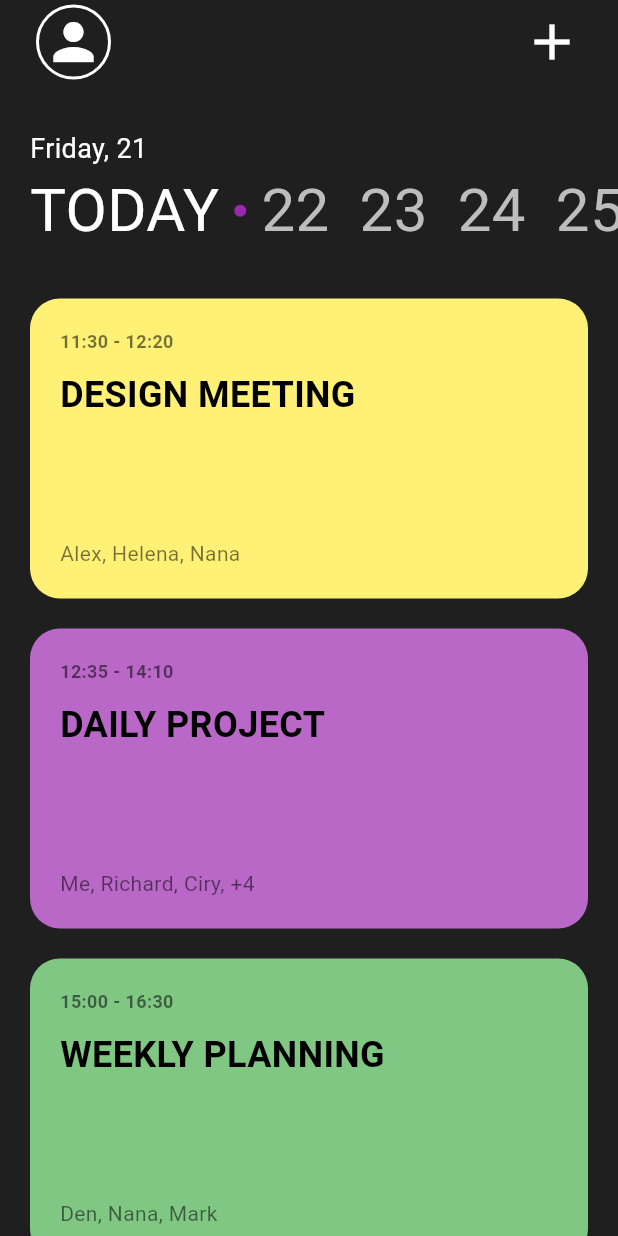
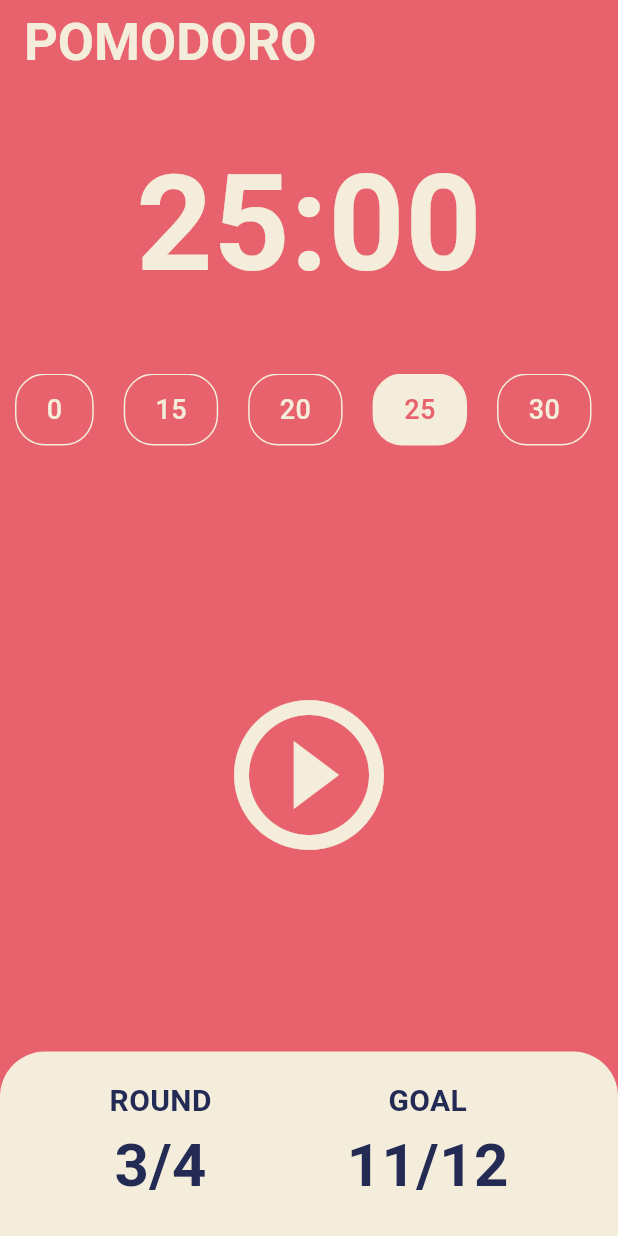
Before and after one commit to heoeunseo08/flutterchallenge, a Flutter app: the screen it shows after launch, on a phone screen of 412 x 824 dp. Run offline on Flutter 3.47's test engine with Material 3 defaults, Android fonts, the light colour scheme and no system bars.

Commit message:
day11- pomodoro

```diff
--- a/lib/main.dart
+++ b/lib/main.dart
@@ -11,6 +11,15 @@ class MyApp extends StatelessWidget {
   @override
   Widget build(BuildContext context) {
     return MaterialApp(
+      theme: ThemeData(
+        scaffoldBackgroundColor: const Color(0xFFE7626C),
+        textTheme: TextTheme(
+          headlineLarge: TextStyle(
+            color: Color(0xFF232B55),
+          ),
+        ),
+        cardColor: Color(0xFFF4EDDB),
+      ),
       home: HomeScreen(),
     );
   }
--- a/lib/screen/home_screen.dart
+++ b/lib/screen/home_screen.dart
@@ -1,137 +1,303 @@
+import 'dart:async';
 import 'package:flutter/material.dart';
-import 'package:intl/intl.dart';
-import 'package:flutterchallenge/widgets/dateListWidget.dart';
 
-class HomeScreen extends StatelessWidget {
-  HomeScreen({super.key});
-  final now = DateTime.now();
+class HomeScreen extends StatefulWidget {
+  const HomeScreen({super.key});
 
-  // Example list of events
-  final List<Map<String, dynamic>> events = [
-    {
-      "title": "DESIGN MEETING",
-      "startTime": "11:30",
-      "endTime": "12:20",
-      "participants": ["Alex", "Helena", "Nana"],
-      "color": Color(0xFFFFF176), // Yellow
-    },
-    {
-      "title": "DAILY PROJECT",
-      "startTime": "12:35",
-      "endTime": "14:10",
-      "participants": ["Me", "Richard", "Ciry", "+4"],
-      "color": Color(0xFFBA68C8), // Purple
-    },
-    {
-      "title": "WEEKLY PLANNING",
-      "startTime": "15:00",
-      "endTime": "16:30",
-      "participants": ["Den", "Nana", "Mark"],
-      "color": Color(0xFF81C784), // Green
-    },
-  ];
+  @override
+  State<HomeScreen> createState() => _HomeScreenState();
+}
+
+class _HomeScreenState extends State<HomeScreen> {
+  final List<int> timeOptions = [5, 900, 1200, 1500, 1800, 2100];
+  int startTime = 1500;
+  int breakTime = 300;
+  int totalSeconds = 0;
+  bool isRunning = false;
+  bool isBreaking = false;
+  int round = 3;
+  int goal = 11;
+  Timer? timer;
+
+  @override
+  void initState() {
+    super.initState();
+    totalSeconds = startTime;
+  }
+
+  void onTick(Timer timer) {
+    if (totalSeconds == 0) {
+      timer.cancel();
+      setState(() {
+        if (isBreaking) {
+          // 휴식이 끝나면 작업 시간으로 전환하고 타이머 멈춤
+          isBreaking = false;
+          totalSeconds = startTime;
+          isRunning = false;
+        } else {
+          // 작업이 끝나면 휴식 시간으로 전환하고 자동으로 휴식 타이머 시작
+          isBreaking = true;
+          totalSeconds = breakTime;
+          if (round == 3) {
+            round = 0;
+            if (goal == 11) {
+              goal = 0;
+            } else {
+              goal += 1;
+            }
+          } else {
+            round += 1;
+          }
+          // 자동으로 휴식 타이머 시작
+          timer = Timer.periodic(Duration(seconds: 1), onTick);
+        }
+      });
+    } else {
+      setState(() {
+        totalSeconds -= 1;
+      });
+    }
+  }
+
+  void onStartPressed() {
+    if (!isRunning) {
+      if (!isBreaking && totalSeconds == 0) {
+        totalSeconds = startTime;
+      }
+      timer = Timer.periodic(Duration(seconds: 1), onTick);
+      setState(() {
+        isRunning = true;
+      });
+    }
+  }
+
+  void onPausePressed() {
+    if (timer != null && timer!.isActive) {
+      timer!.cancel();
+    }
+    setState(() {
+      isRunning = false;
+    });
+  }
+
+  void onResetPressed() {
+    if (timer != null && timer!.isActive) {
+      timer!.cancel();
+    }
+    setState(() {
+      totalSeconds = startTime;
+      isRunning = false;
+      isBreaking = false; // 상태 초기화
+    });
+  }
+
+  void onTimeSelected(int seconds) {
+    if (timer != null && timer!.isActive) {
+      timer!.cancel();
+    }
+    setState(() {
+      totalSeconds = seconds;
+      isRunning = false;
+      isBreaking = false; // 상태 초기화
+    });
+  }
+
+  String format(int seconds) {
+    var durtion = Duration(seconds: seconds);
+    return durtion.toString().split(".").first.substring(2, 7);
+  }
 
   @override
   Widget build(BuildContext context) {
-    String formattedDate = DateFormat("EEEE, d").format(now);
-
     return Scaffold(
-      backgroundColor: Color(0xff1f1f1f),
+      backgroundColor: Theme.of(context).scaffoldBackgroundColor,
       appBar: AppBar(
-        backgroundColor: Color(0xff1f1f1f),
-        title: Row(
-          mainAxisAlignment: MainAxisAlignment.spaceBetween,
+        backgroundColor: Theme.of(context).scaffoldBackgroundColor,
+        title: Text(
+          "POMODORO",
+          style: TextStyle(
+            color: Theme.of(context).cardColor,
+            fontSize: 35,
+            fontWeight: FontWeight.w700,
+          ),
+        ),
+      ),
+      body: Column(
         children: [
-            IconButton(
-              padding: EdgeInsets.all(8.0),
-              icon: Container(
-                width: 50,
-                height: 50,
+          SizedBox(
+            height: 30,
+          ),
+          Flexible(
+            flex: 1,
+            child: Container(
               alignment: Alignment.center,
+              child: Text(
+                format(totalSeconds),
+                style: TextStyle(
+                  fontSize: 89,
+                  fontWeight: FontWeight.w600,
+                  color: Theme.of(context).cardColor,
+                ),
+              ),
+            ),
+          ),
+          Flexible(
+            flex: 1,
+            child: Column(
+              children: [
+                SizedBox(
+                  height: 40,
+                ),
+                SingleChildScrollView(
+                  scrollDirection: Axis.horizontal,
+                  child: Row(
+                    mainAxisAlignment: MainAxisAlignment.center,
+                    children: [
+                      ...timeOptions.map((time) {
+                        bool isSelected = time == totalSeconds;
+                        return GestureDetector(
+                          onTap: () => onTimeSelected(time),
+                          child: AnimatedContainer(
+                            duration:
+                                Duration(milliseconds: 300), // 애니메이션 지속 시간
+                            margin: EdgeInsets.symmetric(horizontal: 10),
+                            padding: EdgeInsets.symmetric(
+                                horizontal: 20, vertical: 10),
                             decoration: BoxDecoration(
-                  shape: BoxShape.circle,
-                  border: Border.all(color: Colors.white, width: 2),
+                              color: isSelected
+                                  ? Theme.of(context).cardColor
+                                  : Theme.of(context).scaffoldBackgroundColor,
+                              border: Border.all(
+                                color: Theme.of(context).cardColor,
                               ),
-                child: Icon(Icons.person, color: Colors.white, size: 40),
+                              borderRadius: BorderRadius.circular(20),
                             ),
-              iconSize: 50,
-              onPressed: () {},
+                            child: Text(
+                              "${(time / 60).round()}",
+                              style: TextStyle(
+                                color: isSelected
+                                    ? Theme.of(context).scaffoldBackgroundColor
+                                    : Theme.of(context).cardColor,
+                                fontSize: 18,
+                                fontWeight: FontWeight.w500,
                               ),
-            IconButton(
-              icon: Icon(Icons.add, color: Colors.white),
-              iconSize: 40,
-              onPressed: () {},
+                            ),
+                          ),
+                        );
+                      }),
+                    ],
+                  ),
                 )
               ],
             ),
           ),
-      body: Column(
-        crossAxisAlignment: CrossAxisAlignment.start,
+          Flexible(
+            flex: 3,
+            child: Center(
+              child: Row(
+                mainAxisAlignment: MainAxisAlignment.center,
                 children: [
-          SizedBox(height: 30),
-          Padding(
-            padding: EdgeInsets.only(left: 20),
-            child: Text(
-              formattedDate,
-              style: TextStyle(
-                color: Colors.white,
-                fontSize: 18,
+                  IconButton(
+                    iconSize: 120,
+                    color: Theme.of(context).cardColor,
+                    onPressed: isRunning ? onPausePressed : onStartPressed,
+                    icon: Icon(isRunning
+                        ? Icons.pause_circle_outline
+                        : Icons.play_circle_outline),
+                  ),
+                  if (isRunning) ...[
+                    SizedBox(
+                      width: 20,
+                    ),
+                    IconButton(
+                      onPressed: onResetPressed,
+                      icon: Icon(Icons.restore_outlined),
+                      iconSize: 120,
+                      color: Theme.of(context).cardColor,
+                    ),
+                  ],
+                ],
               ),
             ),
           ),
-          Padding(
-            padding: const EdgeInsets.only(left: 10),
-            child: Datelistwidget(),
+          Flexible(
+            flex: 1,
+            child: Row(
+              children: [
+                Expanded(
+                  child: Container(
+                    decoration: BoxDecoration(
+                      borderRadius: BorderRadius.only(
+                        topLeft: Radius.circular(30),
+                        topRight: Radius.circular(30),
                       ),
-          SizedBox(
-            height: 20,
-            child: DecoratedBox(decoration: BoxDecoration(color: Colors.white)),
+                      color: Theme.of(context).cardColor,
                     ),
-          Expanded(
-            child: ListView.builder(
-              itemCount: events.length,
-              itemBuilder: (context, index) {
-                final event = events[index];
-                return Container(
-                  height: 200, // Fixed height for each event
-                  margin: EdgeInsets.symmetric(vertical: 10, horizontal: 20),
-                  padding: EdgeInsets.all(20),
-                  decoration: BoxDecoration(
-                    color: event["color"],
-                    borderRadius: BorderRadius.circular(20),
-                  ),
-                  child: Column(
-                    crossAxisAlignment: CrossAxisAlignment.start,
+                    child: Row(
+                      mainAxisAlignment: MainAxisAlignment.center,
+                      children: [
+                        Column(
+                          mainAxisAlignment: MainAxisAlignment.center,
                           children: [
                             Text(
-                        "${event['startTime']} - ${event['endTime']}",
+                              "ROUND",
                               style: TextStyle(
-                          color: Colors.black54,
-                          fontSize: 12,
-                          fontWeight: FontWeight.bold,
+                                fontSize: 20,
+                                fontWeight: FontWeight.w600,
+                                color: Theme.of(context)
+                                    .textTheme
+                                    .headlineLarge!
+                                    .color,
                               ),
                             ),
-                      SizedBox(height: 10),
                             Text(
-                        event['title'],
+                              '$round/4',
                               style: TextStyle(
-                          color: Colors.black,
-                          fontSize: 24,
-                          fontWeight: FontWeight.bold,
-                        ),
-                      ),
-                      Spacer(),
-                      Text(
-                        event['participants'].join(", "),
-                        style: TextStyle(
-                          color: Colors.black54,
-                          fontSize: 14,
+                                fontSize: 40,
+                                fontWeight: FontWeight.w600,
+                                color: Theme.of(context)
+                                    .textTheme
+                                    .headlineLarge!
+                                    .color,
                               ),
                             ),
                           ],
                         ),
-                );
-              },
+                        SizedBox(
+                          width: 90,
+                        ),
+                        Column(
+                          mainAxisAlignment: MainAxisAlignment.center,
+                          children: [
+                            Text(
+                              "GOAL",
+                              style: TextStyle(
+                                fontSize: 20,
+                                fontWeight: FontWeight.w600,
+                                color: Theme.of(context)
+                                    .textTheme
+                                    .headlineLarge!
+                                    .color,
+                              ),
+                            ),
+                            Text(
+                              '$goal/12',
+                              style: TextStyle(
+                                fontSize: 40,
+                                fontWeight: FontWeight.w600,
+                                color: Theme.of(context)
+                                    .textTheme
+                                    .headlineLarge!
+                                    .color,
+                              ),
+                            ),
+                          ],
+                        ),
+                      ],
+                    ),
+                  ),
+                ),
+              ],
             ),
           ),
         ],
--- a/lib/widgets/dateListWidget.dart
+++ /dev/null
@@ -1,60 +0,0 @@
-import 'package:flutter/material.dart';
-import 'package:intl/intl.dart';
-
-class Datelistwidget extends StatelessWidget {
-  const Datelistwidget({super.key});
-
-  List<String> makedatelist() {
-    DateTime now = DateTime.now();
-    List<String> datelist = [];
-
-    for (var i = 0; i < 6; i++) {
-      DateTime date = now.add(Duration(days: i));
-      if (i == 0) {
-        datelist.add("TODAY");
-      } else {
-        String formattedDate = DateFormat("d").format(date);
-        datelist.add(formattedDate);
-      }
-    }
-    return datelist;
-  }
-
-  @override
-  Widget build(BuildContext context) {
-    List<String> datelist = makedatelist();
-
-    return SingleChildScrollView(
-      scrollDirection: Axis.horizontal,
-      child: Row(
-        children: [
-          for (int i = 0; i < datelist.length; i++) ...[
-            // 날짜 출력
-            Container(
-              padding: EdgeInsets.symmetric(horizontal: 10),
-              child: Text(
-                datelist[i],
-                style: TextStyle(
-                  fontSize: 40,
-                  color:
-                      datelist[i] == "TODAY" ? Colors.white : Colors.grey[400],
-                  fontWeight: FontWeight.w400,
-                ),
-              ),
-            ),
-            // TODAY와 다음 날짜 사이에만 점 추가
-            if (i == 0)
-              Container(
-                width: 8,
-                height: 8,
-                decoration: BoxDecoration(
-                  color: Colors.purple,
-                  shape: BoxShape.circle,
-                ),
-              ),
-          ]
-        ],
-      ),
-    );
-  }
-}
```
Lines whose indentation alone changed are shown as unchanged.
